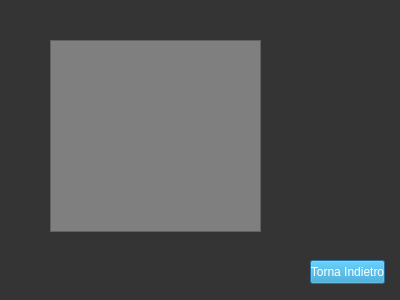
Qt form Viste/Cliente/GUI/visualizza_ricevute.ui (GiulianiM/Noleggio) before a commit.
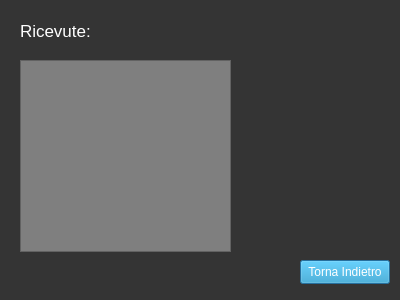
The same form after that commit.

```diff
--- a/Viste/Cliente/GUI/visualizza_ricevute.ui
+++ b/Viste/Cliente/GUI/visualizza_ricevute.ui
@@ -19,8 +19,8 @@
   <widget class="QListWidget" name="listWidget">
    <property name="geometry">
     <rect>
-     <x>50</x>
-     <y>40</y>
+     <x>20</x>
+     <y>60</y>
      <width>211</width>
      <height>192</height>
     </rect>
@@ -33,9 +33,9 @@
   <widget class="QPushButton" name="back_button">
    <property name="geometry">
     <rect>
-     <x>310</x>
+     <x>300</x>
      <y>260</y>
-     <width>75</width>
+     <width>90</width>
      <height>24</height>
     </rect>
    </property>
@@ -47,6 +47,27 @@
     <string>Torna Indietro</string>
    </property>
   </widget>
+  <widget class="QLabel" name="ricevute_label">
+   <property name="geometry">
+    <rect>
+     <x>20</x>
+     <y>20</y>
+     <width>71</width>
+     <height>21</height>
+    </rect>
+   </property>
+   <property name="font">
+    <font>
+     <pointsize>13</pointsize>
+    </font>
+   </property>
+   <property name="styleSheet">
+    <string notr="true">font-size:14; color:white</string>
+   </property>
+   <property name="text">
+    <string>Ricevute:</string>
+   </property>
+  </widget>
  </widget>
  <resources/>
  <connections/>
```
